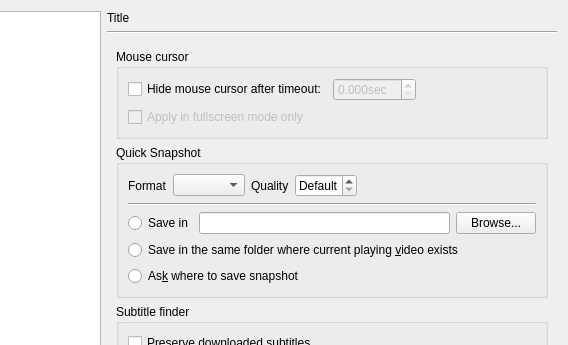
This is src/bomi/ui/prefdialog.ui in bylee20/bomi as Qt 5 draws it before an edit; both pictures show x 110 to 678 and y 0 to 345 of the 678 by 541 pixel window. The edited form follows.
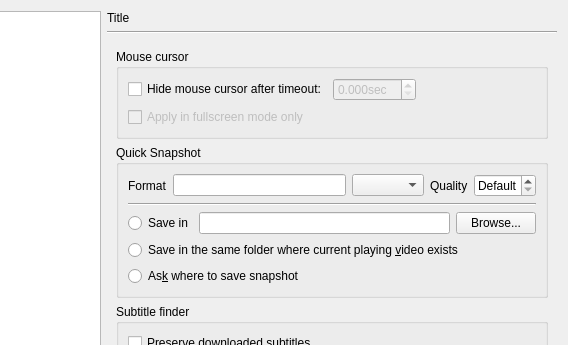
This is the edited form. Icons and pictures are not drawn. Custom widgets are drawn as their Qt base class.

Commit message: * New: file name template for quick snapshot (#279)

Patch:
```diff
--- a/src/bomi/ui/prefdialog.ui
+++ b/src/bomi/ui/prefdialog.ui
@@ -229,6 +229,9 @@
                 </property>
                </widget>
               </item>
+              <item>
+               <widget class="QLineEdit" name="quick_snapshot_template"/>
+              </item>
               <item>
                <widget class="QComboBox" name="quick_snapshot_format"/>
               </item>
@@ -255,19 +258,6 @@
                 </property>
                </widget>
               </item>
-              <item>
-               <spacer name="horizontalSpacer_15">
-                <property name="orientation">
-                 <enum>Qt::Horizontal</enum>
-                </property>
-                <property name="sizeHint" stdset="0">
-                 <size>
-                  <width>40</width>
-                  <height>20</height>
-                 </size>
-                </property>
-               </spacer>
-              </item>
              </layout>
             </item>
             <item>
```
The commit also changes 10 other files.
